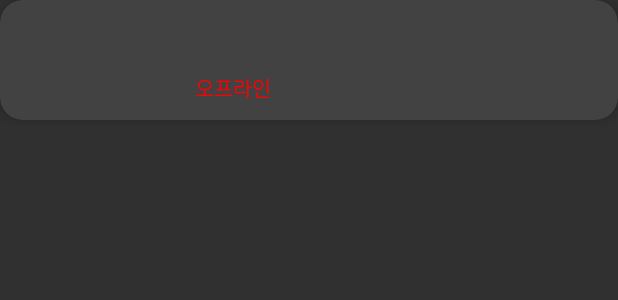
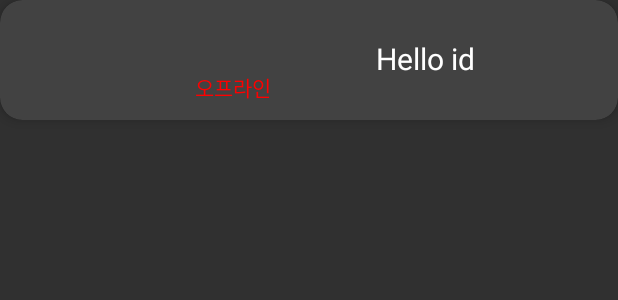
Before and after one commit to AhnTan/ThisCord, an Android app: the layout fragment_main_join_state_item.xml on its own in the app's theme, with its tools: preview values and no code run, on a phone screen of 412 x 824 dp. Shown: the top 300 px of the screen. Run offline under Robolectric (Android 15) with nearby library versions, the phone set to English and light mode, and no system bars; plain views replace CircularImageView.

```diff
--- a/app/src/main/java/com/example/thiscord/Main_JoinStateAdapter.java
+++ b/app/src/main/java/com/example/thiscord/Main_JoinStateAdapter.java
@@ -35,6 +35,7 @@ public class Main_JoinStateAdapter extends RecyclerView.Adapter<Main_JoinStateAd
         private ImageView userImg;
         private TextView username;
         private TextView userstats;
+        private TextView userid;
 
 
         // 뷰홀더 -> UI(?)부분에 해당되는 것들을 뷰에 미리 붙여서 고정
@@ -44,6 +45,7 @@ public class Main_JoinStateAdapter extends RecyclerView.Adapter<Main_JoinStateAd
             userImg = (ImageView)itemView.findViewById(R.id.user_img);
             username = (TextView)itemView.findViewById(R.id.user_name);
             userstats = (TextView)itemView.findViewById(R.id.user_stat);
+            userid = (TextView)itemView.findViewById(R.id.user_id);
 
             userImg.setOnClickListener(this);
             username.setOnClickListener(new View.OnClickListener() {
@@ -102,7 +104,7 @@ public class Main_JoinStateAdapter extends RecyclerView.Adapter<Main_JoinStateAd
         Glide.with(context.getApplicationContext()).load(arrayList.get(position).getUrl()).into(viewHolder.userImg);
         viewHolder.username.setText(arrayList.get(position).getName());
         viewHolder.userstats.setText(arrayList.get(position).getStats());
-
+        viewHolder.userid.setText(arrayList.get(position).getId());
 
       if(viewHolder.userstats.getText().equals("온라인")){
             //viewHolder.userstats.setTextColor(ContextCompat.getColor(context, R.color.colorAccent));
--- a/app/src/main/java/com/example/thiscord/Main_roomlistAdapter.java
+++ b/app/src/main/java/com/example/thiscord/Main_roomlistAdapter.java
@@ -53,6 +53,7 @@ public class Main_roomlistAdapter extends RecyclerView.Adapter<Main_roomlistAdap
             Intent intent2 = new Intent(context, ChatActivity.class);
             //intent2.putExtra("key", "value");
             intent2.putExtra("roomname", arrayList.get(position).getRoom_tile());
+            System.out.println("방 이름 : " + arrayList.get(position).getRoom_tile());
             context.startActivity(intent2);
 
 
--- a/app/src/main/res/layout/fragment_main_join_state_item.xml
+++ b/app/src/main/res/layout/fragment_main_join_state_item.xml
@@ -27,7 +27,13 @@
 
         <LinearLayout
             android:layout_width="match_parent"
-            android:layout_height="match_parent"
+            android:layout_height="wrap_content"
+            android:orientation="horizontal">
+
+
+            <LinearLayout
+            android:layout_width="wrap_content"
+            android:layout_height="wrap_content"
             android:paddingLeft="50dp"
             android:orientation="vertical">
 
@@ -46,6 +52,23 @@
                 android:layout_width="wrap_content"
                 android:layout_height="wrap_content"
                 android:text="오프라인"/>
+
+
+             </LinearLayout>
+
+            <LinearLayout
+                android:layout_width="wrap_content"
+                android:layout_height="wrap_content"
+                android:paddingLeft="70dp"
+                android:layout_gravity="center">
+            <TextView
+                android:text="Hello id"
+                android:textColor="@android:color/white"
+                android:id="@+id/user_id"
+                android:layout_width="wrap_content"
+                android:layout_height="wrap_content"
+                android:textSize="20dp"/>
+            </LinearLayout>
         </LinearLayout>
     </LinearLayout>
 </android.support.v7.widget.CardView>
```
Also changed, not shown: app/src/main/AndroidManifest.xml (+9 -4 lines), app/src/main/java/com/example/thiscord/ChatActivity.java (+12 -21 lines). Lines whose indentation alone changed are shown as unchanged.
